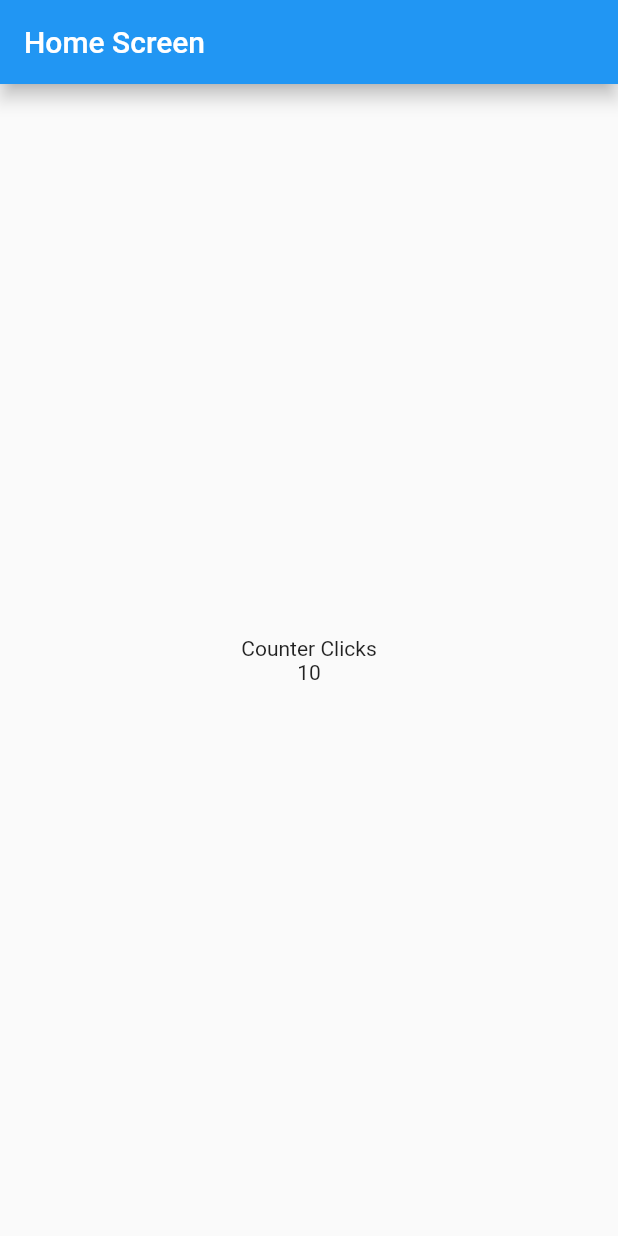
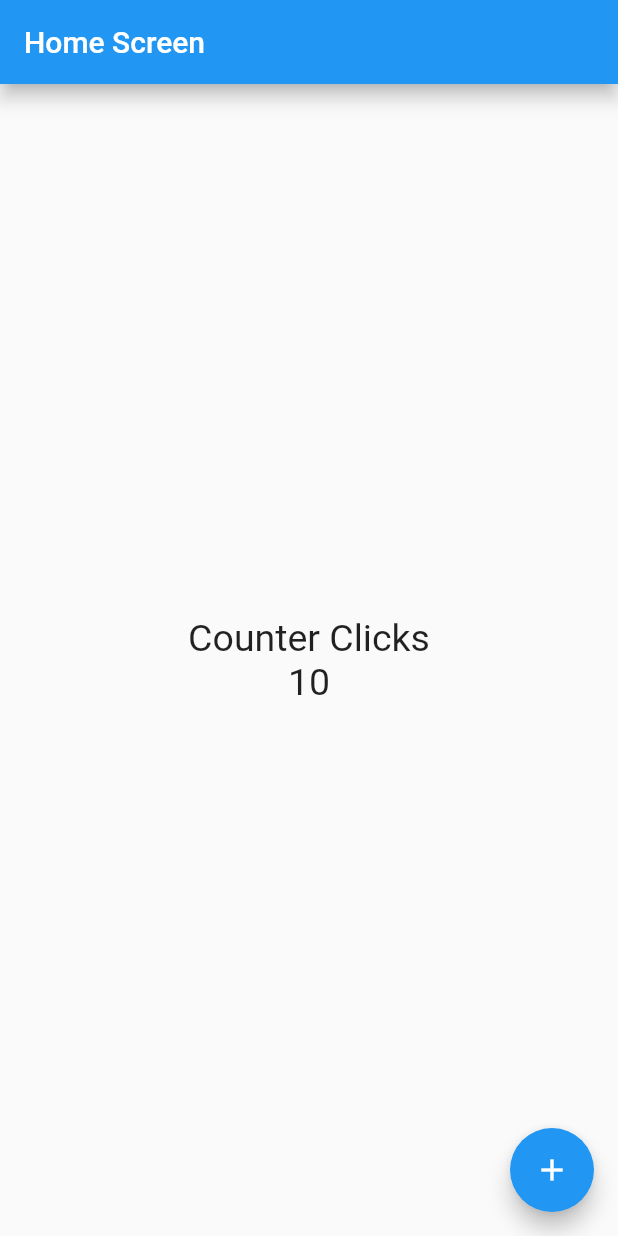
Before and after one commit to MerlonProgramming/CounterApp, a Flutter app: the screen it shows after launch, on a phone screen of 412 x 824 dp. Run offline on Flutter 3.47's test engine with Material 2 defaults, Android fonts, the phone set to English and light mode, and no system bars.

Commit message:
Added functions for the HomeScreen in which styles are added and the floating button is added.

```diff
--- a/lib/screens/home_screen.dart
+++ b/lib/screens/home_screen.dart
@@ -5,6 +5,9 @@ class HomeScreen extends StatelessWidget {
 
   @override
   Widget build(BuildContext context) {
+    const fontSize30 = TextStyle(fontSize: 25);
+    int counter = 10;
+
     return Scaffold(
         appBar: AppBar(
           title: const Text('Home Screen'),
@@ -13,11 +16,21 @@ class HomeScreen extends StatelessWidget {
         body: Center(
           child: Column(
             mainAxisAlignment: MainAxisAlignment.center,
-            children: const [
-              Text('Counter Clicks'),
-              Text('10'),
+            children: <Widget>[
+              const Text(
+                'Counter Clicks',
+                style: fontSize30,
+              ),
+              Text(
+                '$counter',
+                style: fontSize30,
+              ),
             ],
           ),
-        ));
+        ),
+        //floatingActionButtonLocation: FloatingActionButtonLocation.centerFloat,
+        floatingActionButton: FloatingActionButton(
+            child: const Icon(Icons.add),
+            onPressed: (() => {counter++, print('Hola Mundo: $counter')})));
   }
 }
```
